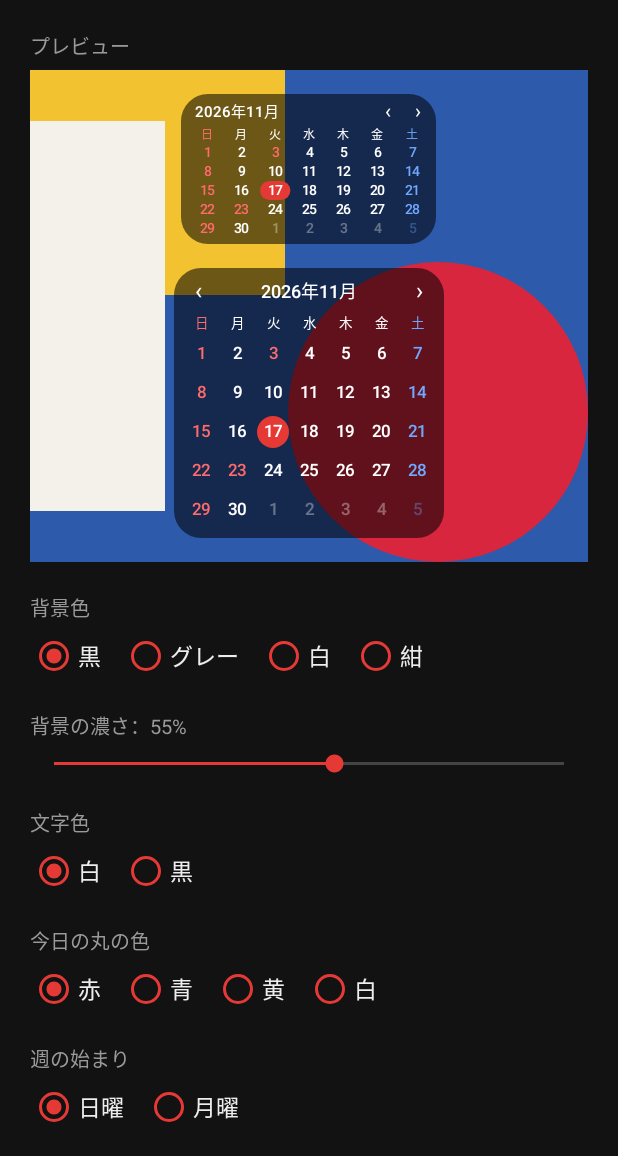
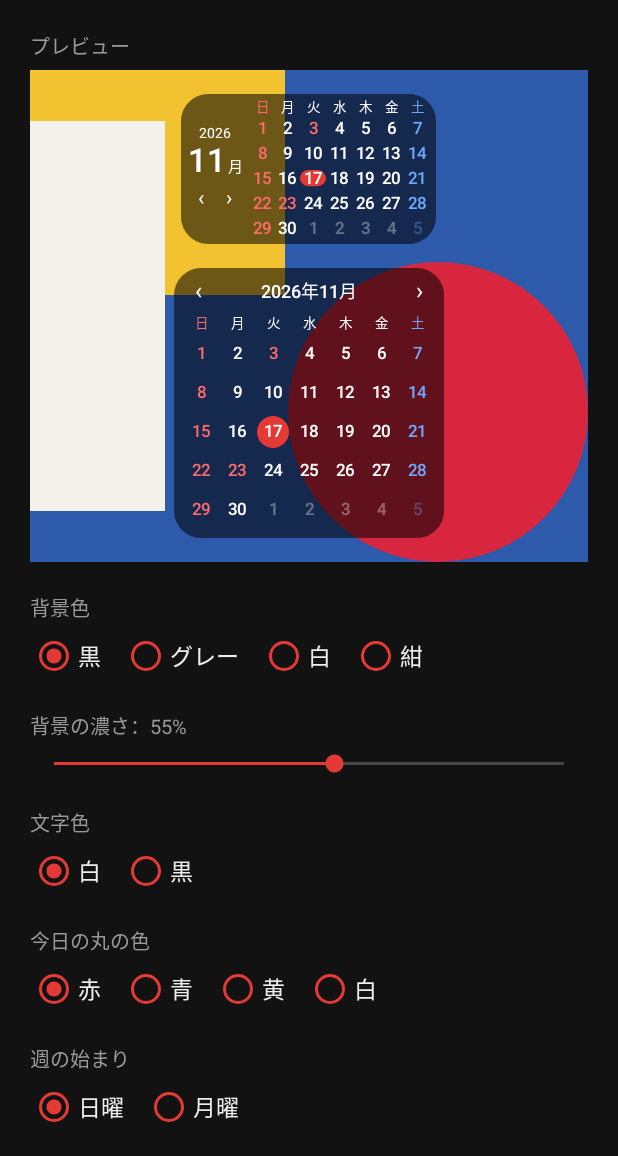
Before and after one commit to ieky3217/calendar-widget, an Android app: the screen it shows after launch (SettingsActivity), on a phone screen of 412 x 824 dp, the part 80-1236 px from its top. Run offline under Robolectric (Android 15) with nearby library versions, the phone set to English and light mode, and no system bars.

Commit message:
Add files via upload

```diff
--- a/app/src/main/java/jp/eiky/calwidget/WidgetRenderer.kt
+++ b/app/src/main/java/jp/eiky/calwidget/WidgetRenderer.kt
@@ -24,7 +24,7 @@ object WidgetRenderer {
     enum class Kind(val title: Float, val label: Float, val day: Float) {
         WEEK_S(10f, 9f, 13f),   // 2×1 など小さい横長：今週1行
         WEEK_L(12f, 10f, 16f),  // 4×1 など横に広い：今週1行（大きめ）
-        MONTH_XS(10f, 8f, 9f),  // 2×1 など1段：月表示（詰めて表示）
+        MONTH_XS(22f, 9f, 11f), // 2×1 など1段：月表示（年月は左の縦列）
         MONTH_S(12f, 9f, 11f),  // 2×2〜3×2 程度：月表示
         MONTH_L(15f, 11f, 14f), // 4×3 以上：月表示（大きめ）
     }
@@ -106,12 +106,20 @@ object WidgetRenderer {
         val rv = RemoteViews(pkg, if (xs) R.layout.widget_month_xs else R.layout.widget_month)
         applyBg(rv, p)
 
-        rv.setTextViewText(R.id.title, "${ym.year}年${ym.monthValue}月")
+        if (xs) {
+            rv.setTextViewText(R.id.title, ym.monthValue.toString())
+            rv.setTextViewText(R.id.year, "${ym.year}")
+            rv.setTextColor(R.id.year, pal.text)
+            rv.setTextViewText(R.id.month_unit, "月")
+            rv.setTextColor(R.id.month_unit, pal.text)
+        } else {
+            rv.setTextViewText(R.id.title, "${ym.year}年${ym.monthValue}月")
+        }
         rv.setTextColor(R.id.title, pal.text)
         rv.setTextViewTextSize(R.id.title, TypedValue.COMPLEX_UNIT_SP, kind.title)
         for (arrow in intArrayOf(R.id.prev, R.id.next)) {
             rv.setTextColor(arrow, pal.text)
-            rv.setTextViewTextSize(arrow, TypedValue.COMPLEX_UNIT_SP, kind.title + if (xs) 3f else 4f)
+            rv.setTextViewTextSize(arrow, TypedValue.COMPLEX_UNIT_SP, if (xs) 14f else kind.title + 4f)
         }
 
         rv.removeAllViews(R.id.dow_row)
--- a/app/src/main/res/layout/widget_month_xs.xml
+++ b/app/src/main/res/layout/widget_month_xs.xml
@@ -1,5 +1,5 @@
 <?xml version="1.0" encoding="utf-8"?>
-<!-- 2×1 など高さの低いサイズ用の月表示（詰めたレイアウト） -->
+<!-- 2×1 など高さの低いサイズ用の月表示：年月を左の縦列に置き、縦方向はすべて日付に使う -->
 <FrameLayout xmlns:android="http://schemas.android.com/apk/res/android"
     android:id="@+id/root"
     android:layout_width="match_parent"
@@ -16,58 +16,99 @@
     <LinearLayout
         android:layout_width="match_parent"
         android:layout_height="match_parent"
-        android:orientation="vertical"
-        android:paddingStart="6dp"
-        android:paddingTop="4dp"
+        android:orientation="horizontal"
+        android:paddingStart="4dp"
+        android:paddingTop="2dp"
         android:paddingEnd="4dp"
-        android:paddingBottom="4dp">
+        android:paddingBottom="2dp">
+
+        <!-- 左：年・月・‹ › -->
+        <LinearLayout
+            android:layout_width="wrap_content"
+            android:layout_height="match_parent"
+            android:gravity="center"
+            android:minWidth="38dp"
+            android:orientation="vertical">
+
+            <TextView
+                android:id="@+id/year"
+                android:layout_width="wrap_content"
+                android:layout_height="wrap_content"
+                android:includeFontPadding="false"
+                android:textColor="#FFFFFFFF"
+                android:textSize="9sp" />
 
             <LinearLayout
-            android:layout_width="match_parent"
+                android:layout_width="wrap_content"
                 android:layout_height="wrap_content"
-            android:gravity="center_vertical"
+                android:gravity="bottom"
                 android:orientation="horizontal">
 
                 <TextView
                     android:id="@+id/title"
-                android:layout_width="0dp"
+                    android:layout_width="wrap_content"
                     android:layout_height="wrap_content"
-                android:layout_weight="1"
                     android:fontFamily="sans-serif-medium"
                     android:includeFontPadding="false"
-                android:paddingStart="3dp"
-                android:singleLine="true"
+                    android:textColor="#FFFFFFFF"
+                    android:textSize="22sp" />
+
+                <TextView
+                    android:id="@+id/month_unit"
+                    android:layout_width="wrap_content"
+                    android:layout_height="wrap_content"
+                    android:layout_marginStart="1dp"
+                    android:includeFontPadding="false"
                     android:textColor="#FFFFFFFF"
                     android:textSize="10sp" />
+            </LinearLayout>
+
+            <LinearLayout
+                android:layout_width="wrap_content"
+                android:layout_height="wrap_content"
+                android:layout_marginTop="2dp"
+                android:orientation="horizontal">
 
                 <TextView
                     android:id="@+id/prev"
                     android:layout_width="wrap_content"
                     android:layout_height="wrap_content"
                     android:includeFontPadding="false"
-                android:paddingStart="8dp"
-                android:paddingEnd="8dp"
+                    android:paddingStart="5dp"
+                    android:paddingTop="2dp"
+                    android:paddingEnd="7dp"
+                    android:paddingBottom="2dp"
                     android:text="‹"
                     android:textColor="#FFFFFFFF"
-                android:textSize="13sp" />
+                    android:textSize="14sp" />
 
                 <TextView
                     android:id="@+id/next"
                     android:layout_width="wrap_content"
                     android:layout_height="wrap_content"
                     android:includeFontPadding="false"
-                android:paddingStart="8dp"
-                android:paddingEnd="6dp"
+                    android:paddingStart="7dp"
+                    android:paddingTop="2dp"
+                    android:paddingEnd="5dp"
+                    android:paddingBottom="2dp"
                     android:text="›"
                     android:textColor="#FFFFFFFF"
-                android:textSize="13sp" />
+                    android:textSize="14sp" />
             </LinearLayout>
+        </LinearLayout>
+
+        <!-- 右：曜日＋日付 -->
+        <LinearLayout
+            android:layout_width="0dp"
+            android:layout_height="match_parent"
+            android:layout_marginStart="4dp"
+            android:layout_weight="1"
+            android:orientation="vertical">
 
             <LinearLayout
                 android:id="@+id/dow_row"
                 android:layout_width="match_parent"
                 android:layout_height="wrap_content"
-            android:layout_marginTop="1dp"
                 android:orientation="horizontal" />
 
             <LinearLayout
@@ -77,4 +118,5 @@
                 android:layout_weight="1"
                 android:orientation="vertical" />
         </LinearLayout>
+    </LinearLayout>
 </FrameLayout>
```
Lines whose indentation alone changed are shown as unchanged.
